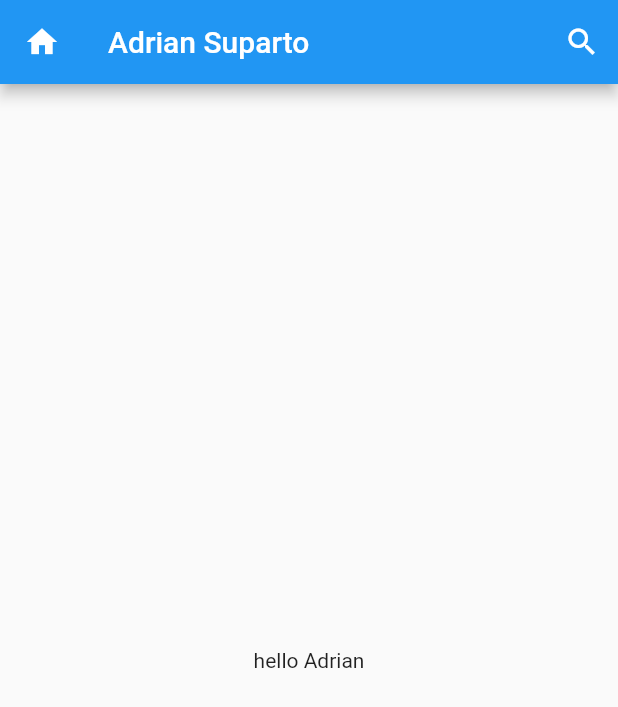
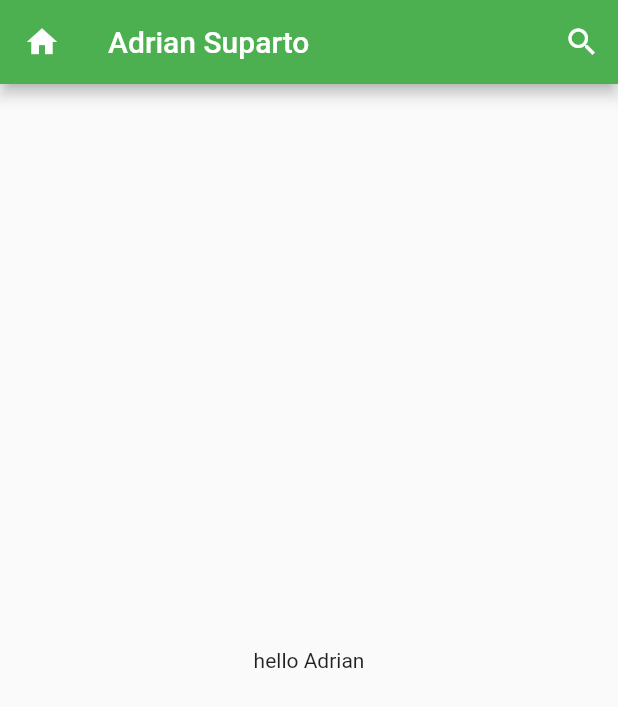
Before and after one commit to Mobile-Programming-MDP/materi-latihan-flutter-AdrianSuparto, a Flutter app: the screen it shows after launch, on a phone screen of 412 x 824 dp. Shown: the top 707 px of the screen. Run offline on Flutter 3.47's test engine with Material 2 defaults, Android fonts, the phone set to English and light mode, and no system bars.

```diff
--- a/aplikasi1/lib/main.dart
+++ b/aplikasi1/lib/main.dart
@@ -11,7 +11,7 @@ class MyApp extends StatelessWidget {
   Widget build(BuildContext context) {
     return MaterialApp(
         title: "hello world",
-        theme: ThemeData(primarySwatch: Colors.blue),
+        theme: ThemeData(primarySwatch: Colors.green),
         home: FirstScreen());
   }
 }
```
